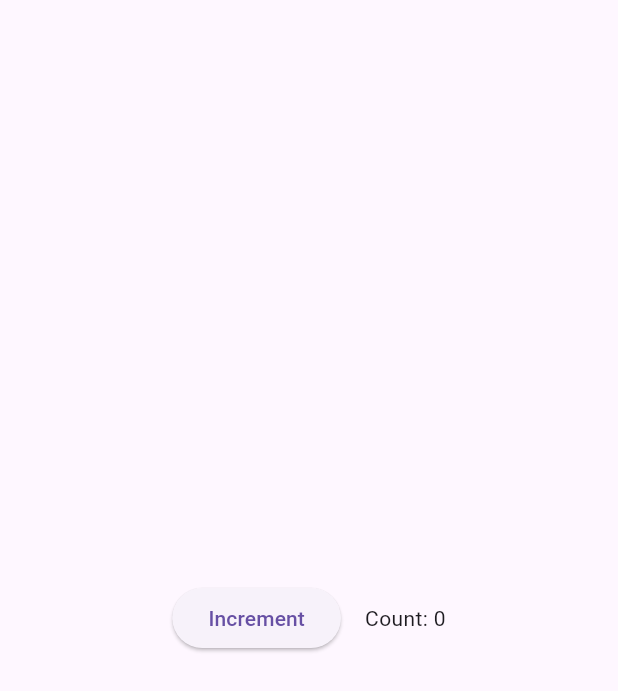
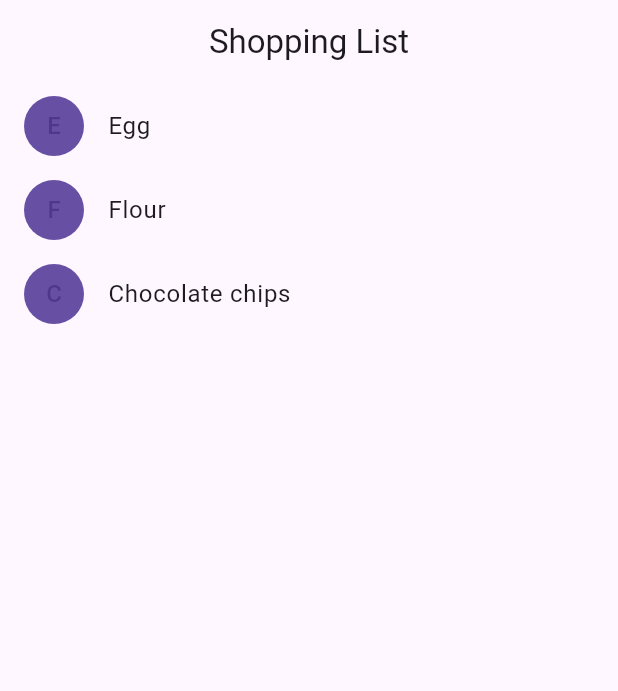
Before and after one commit to Tuton000/learnflutter, a Flutter app: the screen it shows after launch, on a phone screen of 412 x 824 dp. Shown: the top 691 px of the screen. Run offline on Flutter 3.47's test engine with Material 3 defaults, Android fonts, the phone set to English and light mode, and no system bars.

Commit message:
Brining it all together

```diff
--- a/lib/main.dart
+++ b/lib/main.dart
@@ -2,74 +2,218 @@ import 'package:flutter/material.dart';
 
 void main() {
   runApp(MaterialApp(title: 'Flutter Tutorial', home: Scaffold(
-    body: Center(child: Counter()),
+    body: Center(child: ShoppingList(
+      products: [
+        Product(name: 'Egg'),
+        Product(name: 'Flour'),
+        Product(name: 'Chocolate chips'),
+      ],
+    )),
   )));
 }
 
-class Counter extends StatefulWidget {
-  const Counter({super.key});
+class ShoppingList extends StatefulWidget {
+  const ShoppingList({required this.products, super.key});
+
+  final List<Product> products;
 
   @override
-  State<Counter> createState() => _CounterState();
+  State<ShoppingList> createState() => _ShoppingListState();
 }
 
-class _CounterState extends State<Counter> {
+class _ShoppingListState extends State<ShoppingList> {
 
-  int _counter = 0;
+  final _shoppingCart = <Product>{};
 
-  void _increment() {
+  void _handleCartChanged(Product product, bool inCart) {
     setState(() {
-      /* This call to setState tell the flutter framework tha something has
-      changed in this state, which causes to rerun the build method below so
-      that the display reflect the updated values. If change _counter without
-      calling the setState then the build method won't called again and so
-      nothing would be appear to happen.
-      */
-      _counter++;
+      if (!inCart) {
+        _shoppingCart.add(product);
+      } else {
+        _shoppingCart.remove(product);
+      }
     });
   }
 
   @override
   Widget build(BuildContext context) {
-    /* This method is rerun every time the seState is called, for instance
-    as done by the increment method above. The flutter framework has been
-    optimize to rerunning the build method fast, so that you can just rebuild
-    anything that need to be updated rather than having individually changes
-    instances of widgets.
-    */
+    return Scaffold(
+      appBar: AppBar(
+        title: const Text('Shopping List'),
+        centerTitle: true,
+      ),
+      body: ListView(
+        children: widget.products.map((product) {
+          return ShoppingListItem(
+            product: product,
+            inCart: _shoppingCart.contains(product),
+            onCartChanged: _handleCartChanged,
+          );
+        }).toList(),
+      ),
+    );
+  }
+}
+class ShoppingListItem extends StatelessWidget {
+  ShoppingListItem({
+    required this.product,
+    required this.inCart,
+    required this.onCartChanged,
+}) : super(key: ObjectKey(product));
 
-    return Row(
-      mainAxisAlignment: MainAxisAlignment.center,
-      children: [
-        // ElevatedButton(onPressed: _increment, child: Text('Increment')),
-        CounterIncrementor(onPressed: _increment),
-        const SizedBox(width: 16),
-        CounterDisplay(count: _counter),
-        // Text('Count $_counter')
-      ],
+  final Product product;
+  final bool inCart;
+  final CartChangeCallback onCartChanged;
+
+  Color _getColor(BuildContext context) {
+    return inCart
+        ? Colors.black54
+        : Theme.of(context).primaryColor;
+  }
+
+  TextStyle? _getStyle(BuildContext context) {
+    if (!inCart) return null;
+
+    return TextStyle(
+      color: Colors.black54,
+      decoration: TextDecoration.lineThrough,
+    );
+  }
+
+  @override
+  Widget build(BuildContext context) {
+    return ListTile(
+      onTap: () {
+        onCartChanged(product, inCart);
+      },
+      leading: CircleAvatar(
+        backgroundColor: _getColor(context),
+        child: Text(product.name[0]),
+      ),
+      title: Text(product.name,  style: _getStyle(context)),
     );
   }
 }
 
-class CounterDisplay extends StatelessWidget {
-  const CounterDisplay({required this.count, super.key});
 
-  final int count;
 
-  @override
-  Widget build(BuildContext context) {
-    return Text('Count: $count');
-  }
+typedef CartChangeCallback = Function(Product product, bool inCart);
+
+class Product {
+  Product({required this.name});
+
+  final String name;
 }
 
 
-class CounterIncrementor extends StatelessWidget {
-  const CounterIncrementor({required this.onPressed, super.key});
 
-  final VoidCallback onPressed;
-
-  @override
-  Widget build(BuildContext context) {
-    return ElevatedButton(onPressed: onPressed, child: Text('Increment'));
-  }
-}
+// class ShoppingList extends StatefulWidget {
+//   const ShoppingList({required this.products, super.key});
+//
+//   final List<Product> products;
+//
+//   /* The framework calls createState first time a widget appear at a given
+//   location in the tree. If the parent rebuilds and uses a same type of widget
+//   with the same key, the framework re-uses the same Same state object instead
+//   of creating a new State object.
+//   */
+//
+//   @override
+//   State<ShoppingList> createState() => _ShoppingListState();
+// }
+//
+// class _ShoppingListState extends State<ShoppingList> {
+//
+//   final _shoppingCart = <Product>{};
+//
+//   void _handleCartChanged(Product product, bool inCart) {
+//     setState(() {
+//
+//       /* When a user changes whats in the cart, you need to change _shoppingCart
+//       inside a setState call to trigger a rebuild. The framework then calls
+//       build below which update the visual appearance of the app.
+//       */
+//
+//       if (!inCart) {
+//         _shoppingCart.add(product);
+//       } else {
+//         _shoppingCart.remove(product);
+//       }
+//     });
+//   }
+//
+//
+//   @override
+//   Widget build(BuildContext context) {
+//     return Scaffold(
+//       appBar: AppBar(
+//         title: const Text('Shopping List'),
+//       ),
+//       body: ListView(
+//         padding: const EdgeInsets.symmetric(vertical: 8),
+//         children: widget.products.map((product) {
+//           return ShoppingListItem(
+//               product: product,
+//               inCart: _shoppingCart.contains(product),
+//               onCartChange: _handleCartChanged);
+//         }).toList(),
+//       ),
+//
+//     );
+//   }
+// }
+//
+//
+// class ShoppingListItem extends StatelessWidget {
+//   ShoppingListItem({
+//     required this.product,
+//     required this.inCart,
+//     required this.onCartChange,
+// }) : super(key: ObjectKey(product));
+//
+//   final Product product;
+//   final bool inCart;
+//   final CartChangedCallback onCartChange;
+//
+//   Color _getColor(BuildContext context) {
+//     /* The theme depends on the BuildContext because different parts of the
+//     widget tree can have different themes. The BuildContext indicate where the
+//     build is taking place therefore which theme to use.
+//     */
+//     return inCart
+//         ? Colors.black54
+//         : Theme.of(context).primaryColor;
+//   }
+//
+//   TextStyle? _getTextStyle(BuildContext context) {
+//     if(!inCart) return null;
+//
+//     return const TextStyle(
+//       color: Colors.black54,
+//       decoration: TextDecoration.lineThrough,
+//     );
+//   }
+//
+//   @override
+//   Widget build(BuildContext context) {
+//     return ListTile(
+//       onTap: () {
+//         onCartChange(product, inCart);
+//       },
+//       leading: CircleAvatar(
+//         backgroundColor: _getColor(context),
+//         child: Text(product.name[0]),
+//       ),
+//       title: Text(product.name, style: _getTextStyle(context)),
+//     );
+//   }
+// }
+//
+//
+// typedef CartChangedCallback = Function(Product product, bool inCart);
+//
+// class Product {
+//   const Product({required this.name});
+//
+//   final String name;
+// }
```
